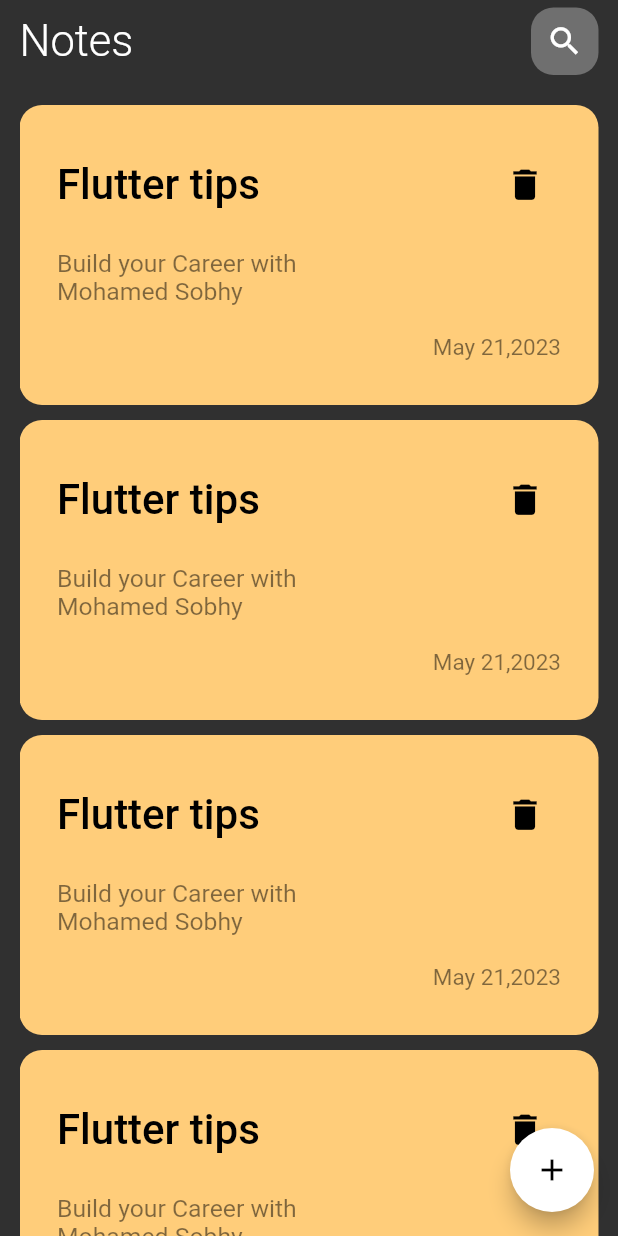
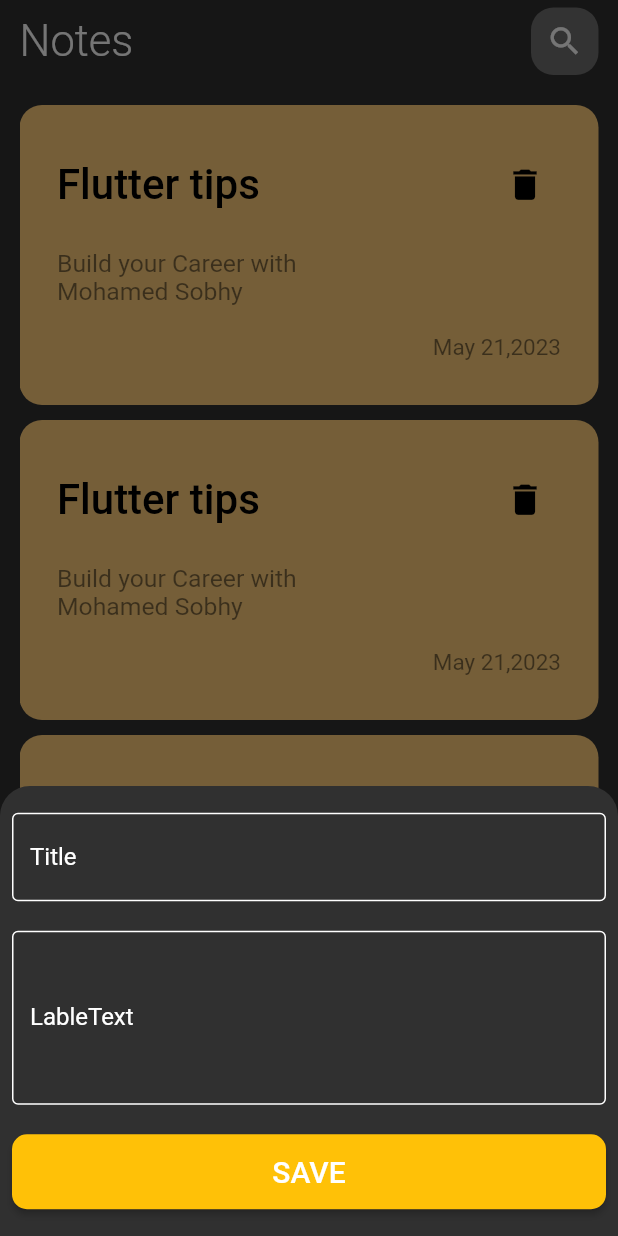
Before and after one commit to m7md-gafarr/Notes-App, a Flutter app: the screen it shows after launch, after a tap on the "add" icon, on a phone screen of 412 x 824 dp. Run offline on Flutter 3.47's test engine with Material 2 defaults, Android fonts, the phone set to English and light mode, and no system bars; our stand-ins replace hive_flutter; accounts and stored records are empty.

```diff
--- a/lib/Views/NotesView.dart
+++ b/lib/Views/NotesView.dart
@@ -1,10 +1,17 @@
 import 'package:flutter/material.dart';
+import 'package:notes_app/Widgets/AddNote.dart';
 import 'package:notes_app/Widgets/AppBar.dart';
-import 'package:notes_app/Widgets/Notes.dart';
 
-class NotesView extends StatelessWidget {
+import '../Widgets/NotesListView.dart';
+
+class NotesView extends StatefulWidget {
   const NotesView({super.key});
 
+  @override
+  State<NotesView> createState() => _NotesViewState();
+}
+
+class _NotesViewState extends State<NotesView> {
   @override
   Widget build(BuildContext context) {
     return Scaffold(
@@ -15,7 +22,8 @@ class NotesView extends StatelessWidget {
             child: Column(
               children: [
                 // AppBar
-                AppBar_Widget(),
+                AppBar_Widget(
+                    Titel: "Notes", icon: Icon(Icons.search, size: 25)),
                 SizedBox(
                   height: 20,
                 ),
@@ -28,26 +36,21 @@ class NotesView extends StatelessWidget {
         ],
       ),
       floatingActionButton: FloatingActionButton(
-        onPressed: () {},
+        onPressed: () {
+          showModalBottomSheet(
+            isScrollControlled: true,
+            context: context,
+            builder: (context) => SingleChildScrollView(child: AddNote()),
+            shape: RoundedRectangleBorder(
+              borderRadius: BorderRadius.vertical(
+                top: Radius.circular(20),
+              ),
+            ),
+          );
+        },
         child: Icon(Icons.add),
         backgroundColor: Colors.white.withOpacity(1),
       ),
     );
   }
 }
-
-class NotesListView extends StatelessWidget {
-  const NotesListView({
-    super.key,
-  });
-
-  @override
-  Widget build(BuildContext context) {
-    return Expanded(
-      child: ListView.builder(
-        physics: BouncingScrollPhysics(),
-        itemBuilder: (context, index) => Note_Widget(),
-      ),
-    );
-  }
-}
--- /dev/null
+++ b/lib/Widgets/AddNote.dart
@@ -0,0 +1,55 @@
+import 'package:flutter/material.dart';
+
+class AddNote extends StatelessWidget {
+  const AddNote({super.key});
+
+  @override
+  Widget build(BuildContext context) {
+    return Padding(
+      padding:
+          EdgeInsets.only(bottom: MediaQuery.of(context).viewInsets.bottom),
+      child: Container(
+        height: 300,
+        child: Padding(
+          padding: const EdgeInsets.all(8.0),
+          child: Column(
+            mainAxisAlignment: MainAxisAlignment.spaceAround,
+            children: [
+              TField(size: 1, LableText: "Title"),
+              TField(size: 4, LableText: "LableText"),
+              btn()
+            ],
+          ),
+        ),
+      ),
+    );
+  }
+}
+
+TextField TField({required int size, required String LableText}) {
+  return TextField(
+    maxLines: size,
+    decoration: InputDecoration(
+      border: OutlineInputBorder(borderRadius: BorderRadius.circular(10)),
+      labelText: LableText,
+      labelStyle: TextStyle(
+        color: Colors.white,
+      ),
+      enabledBorder:
+          OutlineInputBorder(borderSide: BorderSide(color: Colors.white)),
+      focusedBorder:
+          OutlineInputBorder(borderSide: BorderSide(color: Colors.white)),
+    ),
+  );
+}
+
+ElevatedButton btn() {
+  return ElevatedButton(
+    onPressed: () {},
+    child: Text("SAVE", style: TextStyle(fontSize: 20)),
+    style: ElevatedButton.styleFrom(
+        backgroundColor: Colors.amber,
+        fixedSize: Size(double.maxFinite, 50),
+        shape: RoundedRectangleBorder(borderRadius: BorderRadius.circular(10))),
+  );
+}
--- a/lib/Widgets/AppBar.dart
+++ b/lib/Widgets/AppBar.dart
@@ -1,21 +1,22 @@
 import 'package:flutter/material.dart';
 
 class AppBar_Widget extends StatelessWidget {
-  const AppBar_Widget({super.key});
-
+  const AppBar_Widget({super.key, required this.Titel, required this.icon});
+  final String Titel;
+  final Icon icon;
   @override
   Widget build(BuildContext context) {
     return Row(
       mainAxisAlignment: MainAxisAlignment.spaceBetween,
       children: [
         Text(
-          "Notes",
+          Titel,
           style: TextStyle(fontSize: 29, fontWeight: FontWeight.w300),
         ),
         Container(
           height: 45,
           width: 45,
-          child: Icon(Icons.search, size: 25),
+          child: icon,
           decoration: BoxDecoration(
               color: Colors.white.withOpacity(.3),
               borderRadius: BorderRadius.all(Radius.circular(15))),
--- a/lib/Widgets/Notes.dart
+++ b/lib/Widgets/Notes.dart
@@ -1,11 +1,18 @@
 import 'package:flutter/material.dart';
+import 'package:notes_app/Views/EditNotes.dart';
 
 class Note_Widget extends StatelessWidget {
   const Note_Widget({super.key});
 
   @override
   Widget build(BuildContext context) {
-    return Padding(
+    return GestureDetector(
+      onTap: () => Navigator.push(
+          context,
+          MaterialPageRoute(
+            builder: (context) => EditNote(),
+          )),
+      child: Padding(
         padding: const EdgeInsets.only(bottom: 10.0),
         child: Container(
           height: 200,
@@ -62,6 +69,7 @@ class Note_Widget extends StatelessWidget {
             ),
           ),
         ),
+      ),
     );
   }
 }
--- /dev/null
+++ b/lib/Widgets/NotesListView.dart
@@ -0,0 +1,19 @@
+import 'package:flutter/material.dart';
+
+import 'Notes.dart';
+
+class NotesListView extends StatelessWidget {
+  const NotesListView({
+    super.key,
+  });
+
+  @override
+  Widget build(BuildContext context) {
+    return Expanded(
+      child: ListView.builder(
+        physics: BouncingScrollPhysics(),
+        itemBuilder: (context, index) => Note_Widget(),
+      ),
+    );
+  }
+}
--- a/lib/main.dart
+++ b/lib/main.dart
@@ -1,8 +1,11 @@
 import 'package:flutter/material.dart';
 
-import 'Views/NotesView.dart';
+import 'package:hive_flutter/adapters.dart';
+import 'package:notes_app/Views/NotesView.dart';
 
-void main() {
+void main() async {
+  await Hive.initFlutter();
+  var box = await Hive.openBox('testBox');
   runApp(const NoteApp());
 }
 
--- a/pubspec.yaml
+++ b/pubspec.yaml
@@ -35,8 +35,13 @@ dependencies:
   # The following adds the Cupertino Icons font to your application.
   # Use with the CupertinoIcons class for iOS style icons.
   cupertino_icons: ^1.0.2
+  hive: ^2.2.3
+  hive_flutter: ^1.1.0
+
 
 dev_dependencies:
+  hive_generator: ^2.0.1
+  build_runner: ^2.4.6
   flutter_test:
     sdk: flutter
 
```
Also changed, not shown: lib/Models/NoteModel.dart (added, +15 -0 lines), lib/Views/EditNotes.dart (added, +29 -0 lines), pubspec.lock, 1 other file. Lines whose indentation alone changed are shown as unchanged.
